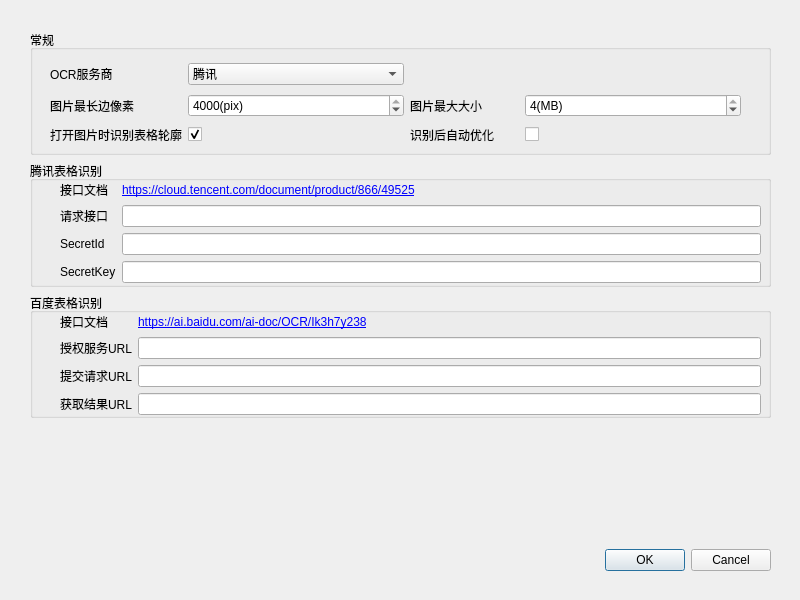
First picture: the form in QCR/ui/config_dialog.ui, repository mxy493/TableQCR, before the edit.
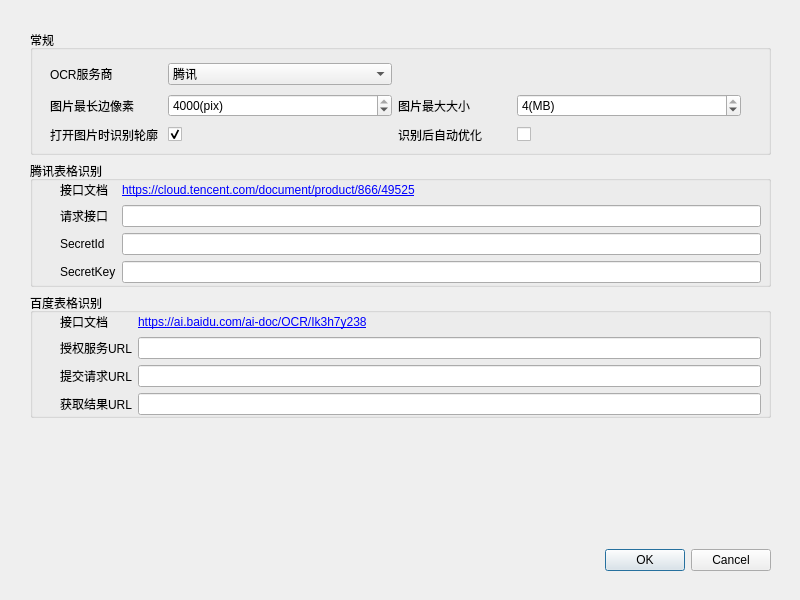
Second picture: the form after the edit. Icons and pictures are not drawn.

Commit message: 修复分数列裁剪在文件夹存在的情况下不会裁剪的bug

What changed in the file:
```diff
--- a/QCR/ui/config_dialog.ui
+++ b/QCR/ui/config_dialog.ui
@@ -176,7 +176,7 @@
         <item row="2" column="0">
          <widget class="QLabel" name="label_9">
           <property name="text">
-           <string>打开图片时识别表格轮廓</string>
+           <string>打开图片时识别轮廓</string>
           </property>
          </widget>
         </item>
```
The commit also changes 2 other files.
